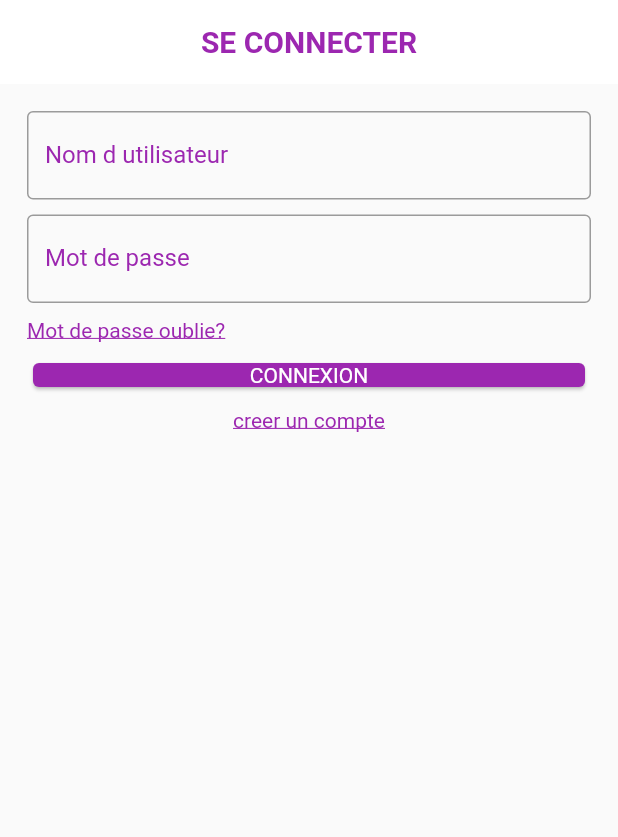
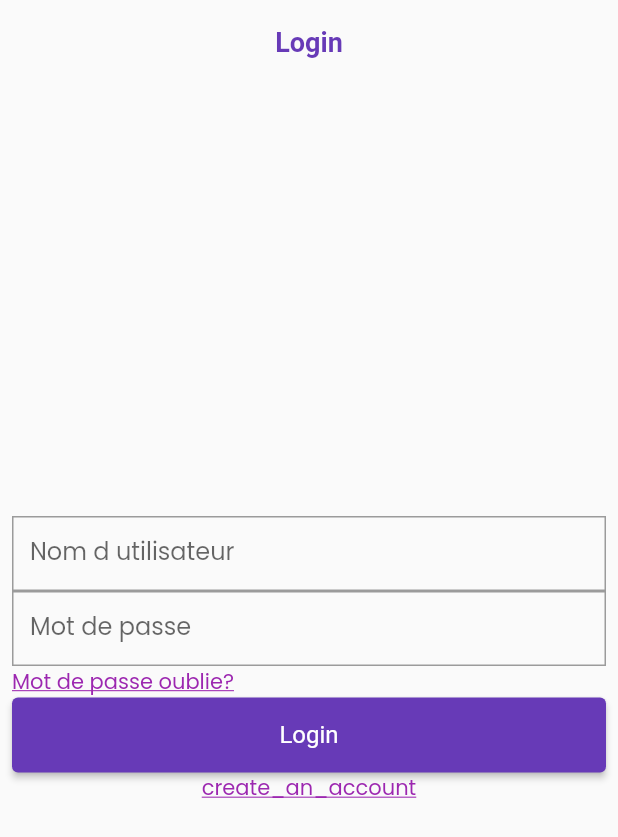
Before and after one commit to Ingrid614/movies_app, a Flutter app: the screen it shows after launch, on a phone screen of 412 x 824 dp. Shown: the top 837 px of the screen. Run offline on Flutter 3.47's test engine with Material 2 defaults, Android fonts, the phone set to English and light mode, and no system bars; our stand-ins replace adaptive_theme, easy_localization, flutter_bloc, google_fonts.

Commit message:
fixed login screen

```diff
--- a/assets/translations/en.json
+++ b/assets/translations/en.json
@@ -1,3 +1,3 @@
 {
-
+    "login": "Login"
 }
--- a/assets/translations/fr.json
+++ b/assets/translations/fr.json
@@ -13,6 +13,6 @@
   "balance": "solde",
   "buy": "acheter",
   "sell": "vendre",
-  "whatsapp_number": "numero whatsapp",
+  "whatsapp_number": "numero whatsapp"
 
 }
--- a/lib/main.dart
+++ b/lib/main.dart
@@ -7,7 +7,7 @@ import 'package:easy_localization/easy_localization.dart';
 import 'package:adaptive_theme/adaptive_theme.dart';
 import 'package:ludokin_agent/ui/themes/themes.dart';
 
-void main() async{
+void main() async {
   WidgetsFlutterBinding.ensureInitialized();
   await EasyLocalization.ensureInitialized();
   runApp(
@@ -16,8 +16,7 @@ void main() async{
       supportedLocales: const [Locale('en'), Locale('fr.json')],
       fallbackLocale: const Locale('en'),
       useFallbackTranslations: true,
-
-        child:const MyApp(),
+      child: const MyApp(),
     ),
   );
 }
@@ -27,31 +26,26 @@ class MyApp extends StatelessWidget {
 
   @override
   Widget build(BuildContext context) {
-
     return AdaptiveTheme(
         light: lightTheme,
         dark: darkTheme,
-        initial:  AdaptiveThemeMode.light,
-        builder: (theme, darkTheme)=>MaterialApp(
-
+        initial: AdaptiveThemeMode.light,
+        builder: (theme, darkTheme) => MaterialApp(
             localizationsDelegates: context.localizationDelegates,
             supportedLocales: context.supportedLocales,
             locale: context.locale,
-
             title: 'Flutter Demo',
             debugShowCheckedModeBanner: false,
-        theme: ThemeData(
-          primarySwatch: Colors.blue,
-        ),
+            theme: lightTheme,
             initialRoute: '/',
             routes: Routes.routes(context),
             home: MultiBlocProvider(
-          providers: [BlocProvider(create: (_) => SplashCubit()..isLoggedIn())],
+              providers: [
+                BlocProvider(create: (_) => SplashCubit()..isLoggedIn())
+              ],
               child: const LoginScreen(),
             )
             // home: const SplashScreen(),
-        )
-    );
+            ));
   }
-
 }
--- a/lib/ui/screens/login_screen.dart
+++ b/lib/ui/screens/login_screen.dart
@@ -1,93 +1,61 @@
+import 'package:easy_localization/easy_localization.dart';
 import 'package:flutter/material.dart';
 
 class LoginScreen extends StatelessWidget {
   const LoginScreen({Key? key}) : super(key: key);
 
-
   @override
   Widget build(BuildContext context) {
     return Scaffold(
         appBar: AppBar(
-        elevation: 0,
-        backgroundColor: Colors.white,
-        title: const Center(
-            child: Text('SE CONNECTER',
-              style: TextStyle(
-                  fontWeight: FontWeight.bold,
-                  color: Colors.purple),
-              textAlign: TextAlign.center,)
+          title: const Text('login').tr(),
+        ),
+        body: Padding(
+          padding: const EdgeInsets.all(8),
+          child: SafeArea(
+            child: Center(
+              child: Column(
+                  crossAxisAlignment: CrossAxisAlignment.center,
+                  mainAxisAlignment: MainAxisAlignment.center,
+                  children: [
+                    const TextField(
+                      obscureText: false,
+                      decoration: InputDecoration(
+                        labelText: 'Nom d utilisateur',
                       ),
                     ),
-
-      body: Padding(
-          padding: const EdgeInsets.all(8),
-          child:Column(
-          crossAxisAlignment: CrossAxisAlignment.start,
-          children:  [
-            Container(
-              margin: const EdgeInsets.only(left:10, top: 10, right: 10, bottom: 0),
-              child: const TextField(
-
-              obscureText: false,
+                    const TextField(
+                      obscureText: true,
                       decoration: InputDecoration(
-                  border: OutlineInputBorder(),
-                  labelText: 'Nom d utilisateur',
-                  labelStyle: TextStyle(color: Colors.purple)
+                        labelText: 'Mot de passe',
                       ),
                     ),
-            ),
-
-
-            Container(
-              margin: const EdgeInsets.only(left:10, top: 10, right: 10, bottom: 0),
-              child:const TextField(
-              obscureText: true,
-              decoration: InputDecoration(
-                  border: OutlineInputBorder(),
-                  labelText: 'Mot de passe',
-                  labelStyle: TextStyle(color: Colors.purple)
+                    const Align(
+                      alignment: Alignment.centerLeft,
+                      child: Text(
+                        'Mot de passe oublie?',
+                        style: TextStyle(
+                            color: Colors.purple,
+                            decoration: TextDecoration.underline),
                       ),
                     ),
+                    ElevatedButton(
+                      onPressed: () {},
+                      child: const Text(
+                        'login',
+                        style: TextStyle(color: Colors.white),
+                      ).tr(),
                     ),
-            Container(
-              margin: const EdgeInsets.only(left:10, top: 10, right: 10, bottom: 0),
-              child:const Text('Mot de passe oublie?',
-              style: TextStyle(
-                  color: Colors.purple,
-                  decoration: TextDecoration.underline ),
-            ),
-            ),
-
-
-            Container(
-              margin: const EdgeInsets.only(left:10, top: 10, right: 10, bottom: 0),
-              child:const Card(
-              color: Colors.purple,
-              child: Center(
-                  child: Text(
-                      'CONNEXION', style: TextStyle(color: Colors.white))
-              ),
-            ),
-            ),
-            Container(
-                margin: const EdgeInsets.only(left:10, top: 10, right: 10, bottom: 0),
-                child:const Center(
-                child:Text('creer un compte',
+                    const Text(
+                      'create_an_account',
                       style: TextStyle(
                         color: Colors.purple,
                         decoration: TextDecoration.underline,
                       ),
-            )
-            )
+                    ).tr(),
+                  ]),
             ),
-
-
-          ]),
-      )
-
-
-
-    );
+          ),
+        ));
   }
-
 }
--- a/lib/ui/themes/themes.dart
+++ b/lib/ui/themes/themes.dart
@@ -55,6 +55,16 @@ ThemeData darkTheme = ThemeData(
 );
 //
 ThemeData lightTheme = ThemeData(
+  appBarTheme: const AppBarTheme(
+    elevation: 0,
+    backgroundColor: Colors.transparent,
+    centerTitle: true,
+    titleTextStyle: TextStyle(
+      fontWeight: FontWeight.bold,
+      color: Colors.deepPurple,
+      fontSize: 18.0,
+    ),
+  ),
   brightness: Brightness.light,
   primarySwatch: Colors.deepPurple,
   fontFamily: GoogleFonts.poppins().fontFamily,
@@ -89,8 +99,12 @@ ThemeData lightTheme = ThemeData(
     ),
   ),
   inputDecorationTheme: const InputDecorationTheme(
-    floatingLabelBehavior: FloatingLabelBehavior.always,
-    border: OutlineInputBorder(),
+    floatingLabelBehavior: FloatingLabelBehavior.never,
+    border: OutlineInputBorder(
+      borderSide: BorderSide(color: Color(0xFFEDF2F7)),
+      borderRadius: BorderRadius.zero,
+    ),
+    constraints: BoxConstraints(maxHeight: 50.0),
   ),
   textTheme: const TextTheme(
     headline4: TextStyle(
--- a/pubspec.yaml
+++ b/pubspec.yaml
@@ -68,7 +68,7 @@ flutter:
   # To add assets to your application, add an assets section, like this:
   assets:
     - assets/translations/
-    - assets/images/
+    # - assets/images/
 
   # An image asset can refer to one or more resolution-specific "variants", see
   # https://flutter.dev/assets-and-images/#resolution-aware
```
Lines whose indentation alone changed are shown as unchanged.
